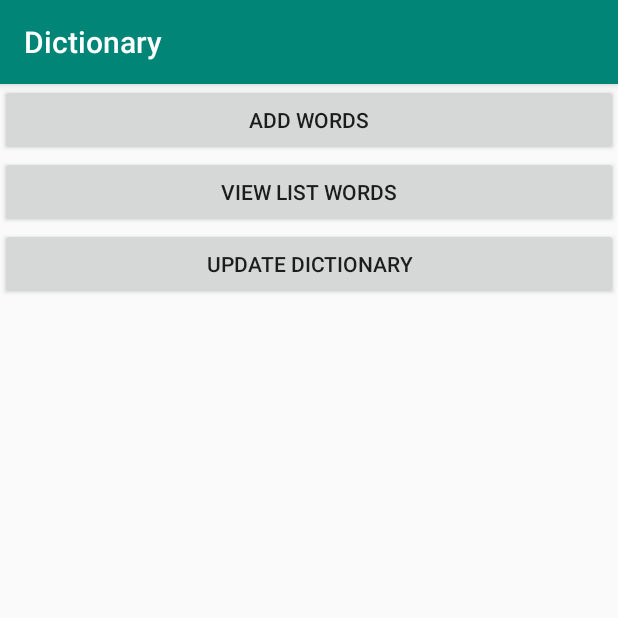
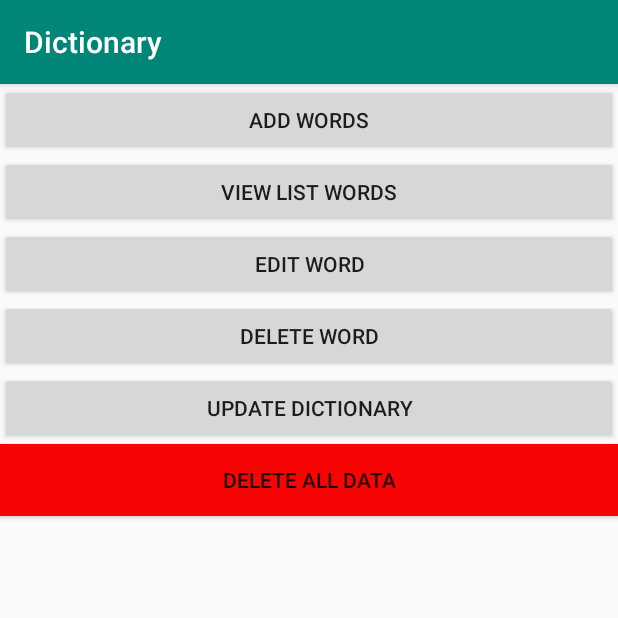
Before and after one commit to tosheee/Dictionary, an Android app: the screen it shows after launch (MainActivity), on a phone screen of 412 x 824 dp, the top half of it. Run offline under Robolectric (Android 15) with nearby library versions, the phone set to English and light mode, and no system bars.

```diff
--- a/app/src/main/java/com/dictionary/dictionary/DictionaryExpandableListAdapter.java
+++ b/app/src/main/java/com/dictionary/dictionary/DictionaryExpandableListAdapter.java
@@ -2,6 +2,8 @@ package com.dictionary.dictionary;
 
 import java.util.HashMap;
 import java.util.List;
+import java.util.Map;
+
 import android.content.Context;
 import android.graphics.Typeface;
 import android.view.LayoutInflater;
@@ -14,9 +16,9 @@ public class DictionaryExpandableListAdapter extends BaseExpandableListAdapter {
 
     private Context context;
     private List<String> expandableListTitle;
-    private HashMap<String, List<String>> expandableListDetail;
+    private Map<String, List<String>> expandableListDetail;
 
-    public DictionaryExpandableListAdapter(Context context, List<String> expandableListTitle, HashMap<String, List<String>> expandableListDetail) {
+    public DictionaryExpandableListAdapter(Context context, List<String> expandableListTitle, Map<String, List<String>> expandableListDetail) {
         this.context = context;
         this.expandableListTitle = expandableListTitle;
         this.expandableListDetail = expandableListDetail;
--- a/app/src/main/res/layout/activity_main.xml
+++ b/app/src/main/res/layout/activity_main.xml
@@ -28,6 +28,22 @@
             android:text="VIEW LIST WORDS" />
 
         <Button
+            android:id="@+id/btn_edit_item"
+            android:layout_width="match_parent"
+            android:layout_height="wrap_content"
+            android:hint="@string/btn_add_word"
+            android:onClick="btnEditData"
+            android:text="Edit Word" />
+
+        <Button
+            android:id="@+id/btn_delete_item"
+            android:layout_width="match_parent"
+            android:layout_height="wrap_content"
+            android:hint="@string/btn_add_word"
+            android:onClick="btnDeleteData"
+            android:text="Delete Word" />
+
+        <Button
             android:id="@+id/btn_update_dictionary"
             android:layout_width="match_parent"
             android:layout_height="wrap_content"
@@ -35,5 +51,15 @@
             android:onClick="btnUpdateDictionary"
             android:text="Update Dictionary" />
 
+
+        <Button
+            android:id="@+id/btn_delete_all_data"
+            android:layout_width="match_parent"
+            android:layout_height="wrap_content"
+            android:hint="@string/btn_add_word"
+            android:onClick="btnDeleteAllData"
+            android:background="#f90404"
+            android:text="Delete ALL DATA" />
+
     </LinearLayout>
 </android.support.constraint.ConstraintLayout>
```
Also changed, not shown: app/src/main/java/com/dictionary/dictionary/DictionaryDB.java (+33 -13 lines), app/src/main/java/com/dictionary/dictionary/DictionaryListWordsActivity.java (+4 -3 lines), app/src/main/java/com/dictionary/dictionary/MainActivity.java (+46 -5 lines).
